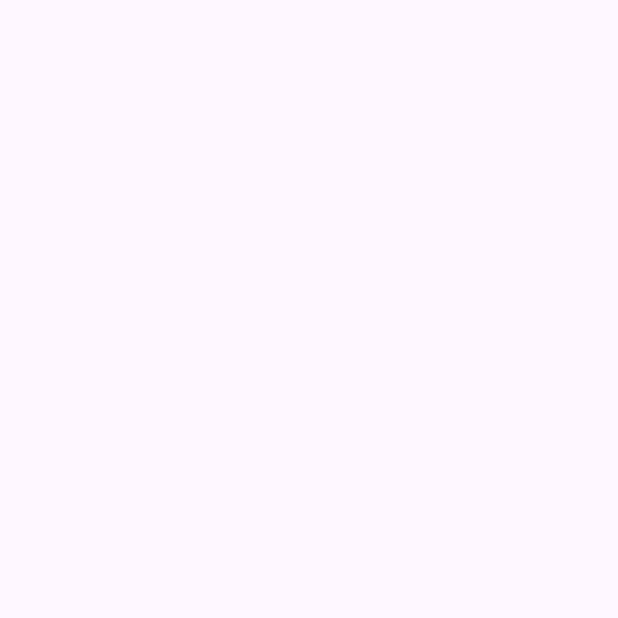
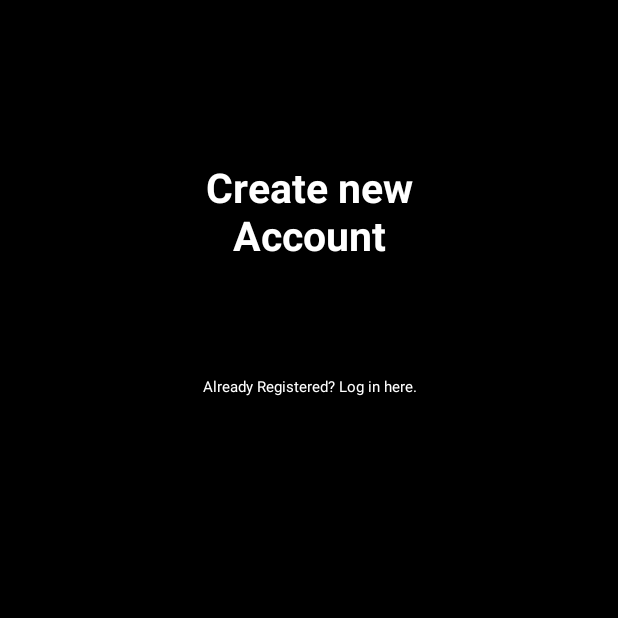
Before and after one commit to evydsg/Stay-Positive, an Android app: the RegisterActivity screen opened directly, with no data from a screen before it, on a phone screen of 412 x 824 dp, the top half of it. Before the commit the part shown is empty. Run offline under Robolectric (Android 15) with nearby library versions, the phone set to English and light mode, and no system bars.

Commit message:
Worked on Register Screen

```diff
--- a/app/build.gradle.kts
+++ b/app/build.gradle.kts
@@ -1,5 +1,6 @@
 plugins {
     id("com.android.application")
+    id("com.google.gms.google-services")
 }
 
 android {
@@ -36,6 +37,7 @@ dependencies {
     implementation("androidx.appcompat:appcompat:1.6.1")
     implementation("com.google.android.material:material:1.11.0")
     implementation("androidx.constraintlayout:constraintlayout:2.1.4")
+    implementation("com.google.firebase:firebase-auth:22.3.1")
     testImplementation("junit:junit:4.13.2")
     androidTestImplementation("androidx.test.ext:junit:1.1.5")
     androidTestImplementation("androidx.test.espresso:espresso-core:3.5.1")
--- a/app/src/main/res/layout/activity_register.xml
+++ b/app/src/main/res/layout/activity_register.xml
@@ -1,9 +1,52 @@
 <?xml version="1.0" encoding="utf-8"?>
-<androidx.constraintlayout.widget.ConstraintLayout xmlns:android="http://schemas.android.com/apk/res/android"
+<ScrollView xmlns:android="http://schemas.android.com/apk/res/android"
     xmlns:app="http://schemas.android.com/apk/res-auto"
     xmlns:tools="http://schemas.android.com/tools"
     android:layout_width="match_parent"
     android:layout_height="match_parent"
+    android:background = "@color/black"
     tools:context=".RegisterActivity">
 
-</androidx.constraintlayout.widget.ConstraintLayout>
+    <RelativeLayout
+        android:layout_width="match_parent"
+        android:layout_height="wrap_content"
+        android:padding="15dp"
+        android:layout_margin="15dp"
+        >
+
+        <TextView
+            android:id="@+id/title"
+            android:layout_width="wrap_content"
+            android:layout_height="wrap_content"
+            android:layout_alignParentStart="true"
+            android:layout_alignParentEnd="true"
+            android:layout_marginStart="100dp"
+            android:layout_margin="75dp"
+            android:layout_marginEnd="96dp"
+            android:fontFamily="sans-serif"
+            android:text="Create new Account"
+            android:textAlignment="center"
+            android:textColor="@color/white"
+            android:textSize="27.4dp"
+            android:textStyle="bold" />
+
+        <TextView
+            android:id="@+id/loginButton"
+            android:layout_below="@+id/title"
+            android:layout_width="wrap_content"
+            android:layout_height="wrap_content"
+            android:layout_alignParentStart="true"
+            android:layout_alignParentEnd="true"
+            android:paddingTop="0dp"
+            android:layout_marginStart="98dp"
+            android:layout_marginTop="0dp"
+            android:layout_marginEnd="98dp"
+            android:text="Already Registered? Log in here."
+            android:textAlignment="center"
+            android:textColor="@color/white"
+            android:textSize="10dp" />
+
+    </RelativeLayout>
+
+
+</ScrollView>
--- a/build.gradle.kts
+++ b/build.gradle.kts
@@ -1,3 +1,8 @@
+buildscript {
+    dependencies {
+        classpath("com.google.gms:google-services:4.4.1")
+    }
+}
 // Top-level build file where you can add configuration options common to all sub-projects/modules.
 plugins {
     id("com.android.application") version "8.1.3" apply false
```
Also changed, not shown: 1 other file.
